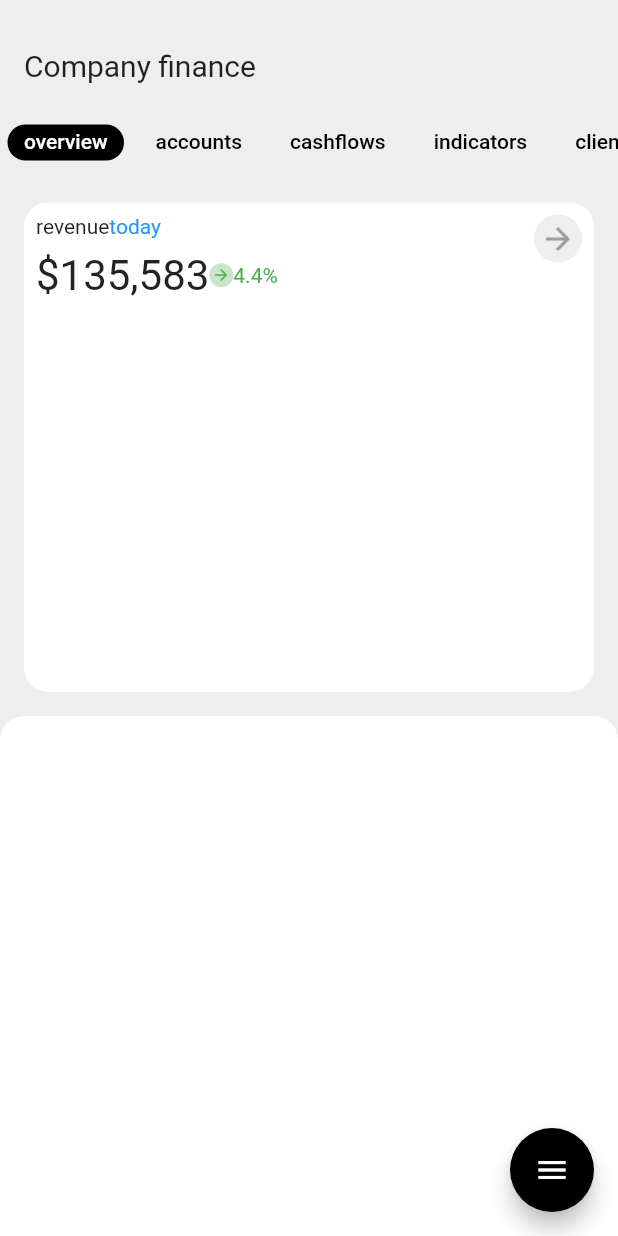
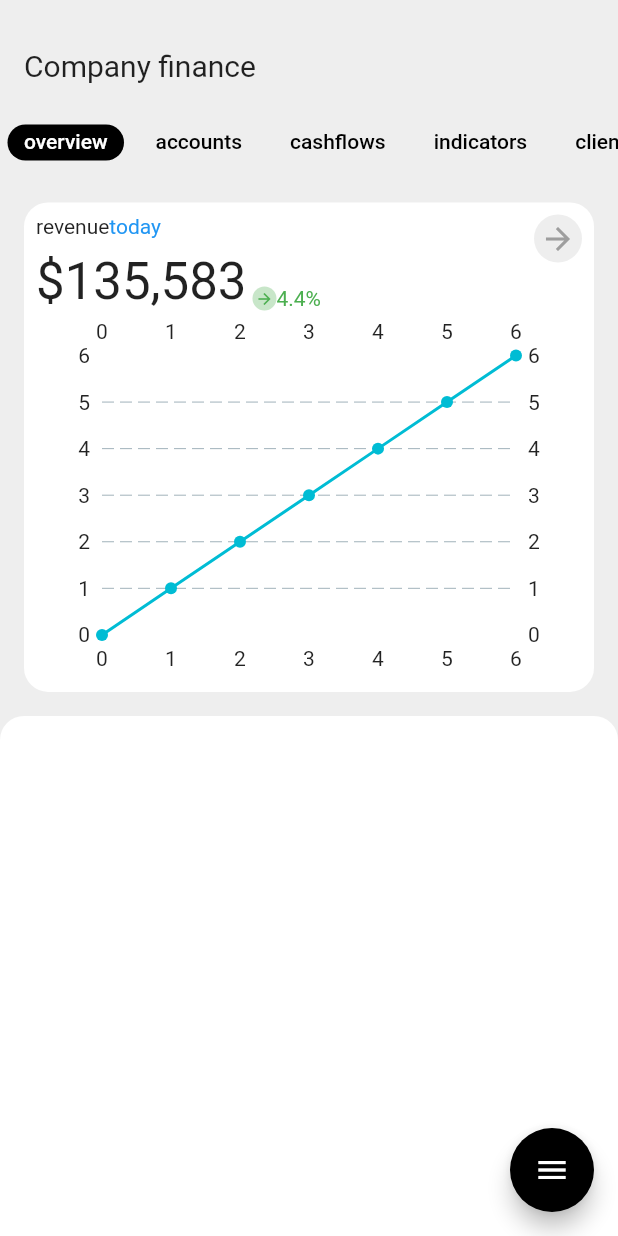
Before and after one commit to JAICHANGPARK/flutter_notebook_19th_story, a Flutter app: the screen it shows after launch, on a phone screen of 412 x 824 dp. Run offline on Flutter 3.47's test engine with Material 2 defaults, Android fonts, the phone set to English and light mode, and no system bars; drawn by our look-alikes of fl_chart; our stand-ins replace bubble_tab_indicator, cached_network_image, countup, flutter_riverpod, freezed_annotation, smooth_page_indicator and 1 more.

Commit message:
Update biz_main_page.dart

```diff
--- a/lib/ep1136_business_assistance_app/src/ui/biz_main_page.dart
+++ b/lib/ep1136_business_assistance_app/src/ui/biz_main_page.dart
@@ -1,4 +1,5 @@
 import 'package:bubble_tab_indicator/bubble_tab_indicator.dart';
+import 'package:fl_chart/fl_chart.dart';
 import 'package:flutter/material.dart';
 import 'package:flutter_notebook_19th_story/ep1136_business_assistance_app/src/model/cashflow.dart';
 import 'package:flutter_notebook_19th_story/ep1136_business_assistance_app/src/provider/cashflows_provider.dart';
@@ -137,10 +138,14 @@ class _BizMainPageState extends State<BizMainPage> with SingleTickerProviderStat
                                               height: 8,
                                             ),
                                             Row(
+                                              crossAxisAlignment: CrossAxisAlignment.end,
                                               children: [
                                                 const Text(
                                                   "\$135,583",
-                                                    style: TextStyle(fontSize: 28),
+                                                  style: TextStyle(fontSize: 34),
+                                                ),
+                                                SizedBox(
+                                                  width: 4,
                                                 ),
                                                 CircleAvatar(
                                                   radius: 8,
@@ -158,9 +163,35 @@ class _BizMainPageState extends State<BizMainPage> with SingleTickerProviderStat
                                                   ),
                                                 )
                                               ],
+                                            ),
+                                            Expanded(
+                                              child: LineChart(
+                                                LineChartData(
+                                                  borderData: FlBorderData(
+                                                    show: false,
+                                                  ),
+                                                  gridData: FlGridData(
+                                                    show: true,
+                                                    drawVerticalLine: false,
+                                                  ),
+                                                  lineBarsData: [
+                                                    LineChartBarData(
+                                                      show: true,
+                                                      spots: List.generate(
+                                                        7,
+                                                        (index) => FlSpot(
+                                                          index.toDouble(),
+                                                          index.toDouble(),
+                                                        ),
+                                                      ),
                                                     )
                                                   ],
-                                          ))
+                                                ),
+                                              ),
+                                            )
+                                          ],
+                                        ),
+                                      ),
                                     ],
                                   ),
                                 ),
@@ -172,6 +203,26 @@ class _BizMainPageState extends State<BizMainPage> with SingleTickerProviderStat
                                   decoration: BoxDecoration(
                                     color: Colors.white,
                                     borderRadius: BorderRadius.circular(16),
+                                  ),
+                                  child: Column(
+                                    children: [
+                                      Text("financial results"),
+                                      Container(
+                                        decoration: BoxDecoration(color: Colors.grey[400]),
+                                        child: Column(
+                                          children: [
+                                            Text("\$2,343,538"),
+                                            Text("total"),
+                                            Row(
+                                              children: [
+                                                Text("main"),
+                                                Text("\$2,343,538"),
+                                              ],
+                                            )
+                                          ],
+                                        ),
+                                      )
+                                    ],
                                   ),
                                 ),
                               ),
```
Lines whose indentation alone changed are shown as unchanged.
